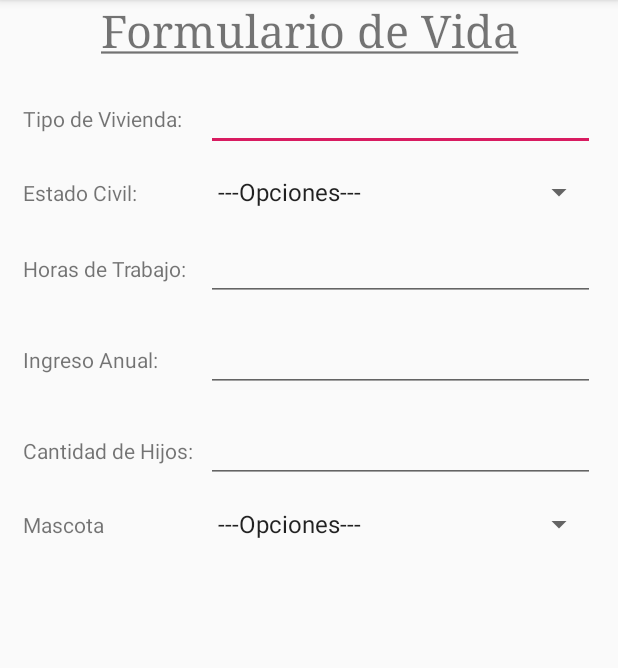
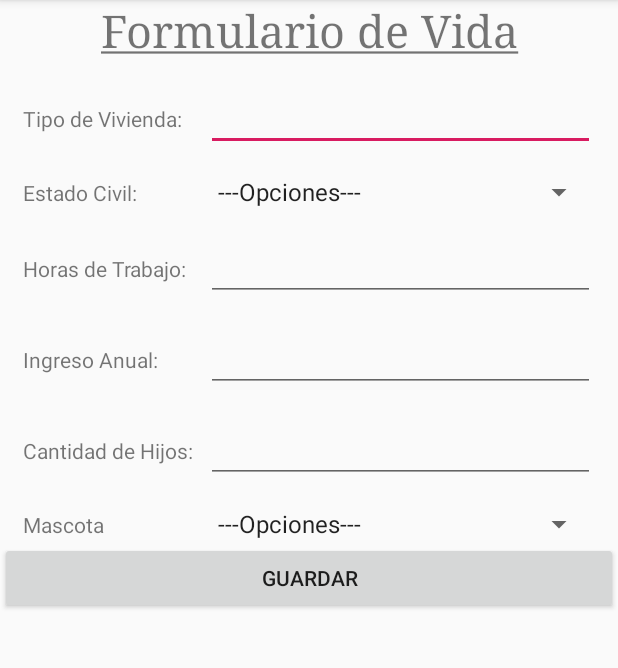
Before and after one commit to n1m0d0/opronquido, an Android app: the formularioinfovida screen opened directly, with no data from a screen before it, on a phone screen of 412 x 824 dp, the part 84-752 px from its top. Run offline under Robolectric (Android 15) with nearby library versions, the phone set to English and light mode, and no system bars; 1 statement that could not run was skipped.

Commit message:
fucion y correciones

```diff
--- a/app/src/main/java/ajatic/com/snoreop/formularioinfovida.java
+++ b/app/src/main/java/ajatic/com/snoreop/formularioinfovida.java
@@ -1,32 +1,99 @@
 package ajatic.com.snoreop;
 
+import android.content.Intent;
 import android.support.v7.app.AppCompatActivity;
 import android.os.Bundle;
+import android.view.Gravity;
+import android.view.View;
+import android.widget.AdapterView;
 import android.widget.ArrayAdapter;
+import android.widget.Button;
+import android.widget.EditText;
 import android.widget.Spinner;
+import android.widget.Toast;
 
 public class formularioinfovida extends AppCompatActivity {
 
     Spinner spConvivencia,spMascota;
+    EditText etVivienda, etHorasTrabajo, etIngresoAnual, etHijos;
+    Button btnGuardarVida;
     String conviencia [] = {"---Opciones---","Soltera(o)","Casada(o)","Divorciada(o)","Viuda(o)"};
     String mascota [] = {"---Opciones---","Si", "No"};
-
+    int positionConvivencia;
+    int positionMascota;
+    long idUsuario;
 
     @Override
     protected void onCreate(Bundle savedInstanceState) {
         super.onCreate(savedInstanceState);
         setContentView(R.layout.activity_formularioinfovida);
 
+        Bundle data = getIntent().getExtras();
+        idUsuario = data.getLong("idUsuario");
+
         spConvivencia = findViewById(R.id.spConvivencia);
         spMascota = findViewById(R.id.spMascota);
+        btnGuardarVida = findViewById(R.id.btnGuardarVida);
+        etVivienda = findViewById(R.id.etVivienda);
+        etHorasTrabajo = findViewById(R.id.etHorasTrabajo);
+        etIngresoAnual = findViewById(R.id.etIngresoAnual);
+        etHijos = findViewById(R.id.etHijos);
 
-
-        ArrayAdapter eCivil = new ArrayAdapter(this,android.R.layout.simple_spinner_item,conviencia);
+        final ArrayAdapter eCivil = new ArrayAdapter(this,android.R.layout.simple_spinner_item,conviencia);
         spConvivencia.setAdapter(eCivil);
 
         ArrayAdapter pet = new ArrayAdapter(this,android.R.layout.simple_spinner_item,mascota);
         spMascota.setAdapter(pet);
 
+        spConvivencia.setOnItemSelectedListener(new AdapterView.OnItemSelectedListener() {
+            @Override
+            public void onItemSelected(AdapterView<?> adapterView, View view, int i, long l) {
+                positionConvivencia = adapterView.getSelectedItemPosition();
+            }
+
+            @Override
+            public void onNothingSelected(AdapterView<?> adapterView) {
+
+            }
+        });
+
+        spMascota.setOnItemSelectedListener(new AdapterView.OnItemSelectedListener() {
+            @Override
+            public void onItemSelected(AdapterView<?> adapterView, View view, int i, long l) {
+                positionMascota = adapterView.getSelectedItemPosition();
+            }
+
+            @Override
+            public void onNothingSelected(AdapterView<?> adapterView) {
+
+            }
+        });
+
+        btnGuardarVida.setOnClickListener(new View.OnClickListener() {
+            @Override
+            public void onClick(View view) {
+
+                if(etVivienda.getText().toString().trim().equals("") || etHorasTrabajo.getText().toString().trim().equals("") || etIngresoAnual.getText().toString().trim().equals("") || etHijos.getText().toString().trim().equals("") || positionConvivencia ==0 || positionMascota == 0) {
+                    Toast msj = Toast.makeText(formularioinfovida.this, "Debe completar todos los datos", Toast.LENGTH_LONG);
+                    msj.setGravity(Gravity.CENTER, 0, 0);
+                    msj.show();
+                } else {
+                    bd conexion = new bd(formularioinfovida.this);
+                    try {
+                        conexion.abrir();
+                        conexion.registrar_vida(idUsuario, etVivienda.getText().toString().trim(), conviencia[positionConvivencia], etHorasTrabajo.getText().toString().trim(), etIngresoAnual.getText().toString().trim(), etHijos.getText().toString().trim(), mascota[positionMascota]);
+                        conexion.cerrar();
+                        Intent ir = new Intent(formularioinfovida.this, medica.class);
+                        ir.putExtra("idUsuario", idUsuario);
+                        startActivity(ir);
+                        finish();
+                    } catch (Exception e) {
+                        e.printStackTrace();
+                    }
+                }
+
+            }
+        });
 
     }
 }
--- a/app/src/main/res/layout/activity_configuracion.xml
+++ b/app/src/main/res/layout/activity_configuracion.xml
@@ -60,6 +60,11 @@
             android:layout_height="wrap_content"
             android:text="@string/confsiguiente"
             android:id="@+id/btnSiguiente"/>
+        <Button
+            android:layout_width="match_parent"
+            android:layout_height="wrap_content"
+            android:text="@string/confregistrate"
+            android:id="@+id/btnRegistrate"/>
     </LinearLayout>
 
 </LinearLayout>
--- a/app/src/main/res/layout/activity_formularioinfovida.xml
+++ b/app/src/main/res/layout/activity_formularioinfovida.xml
@@ -19,10 +19,10 @@
             <TextView
                 android:layout_width="match_parent"
                 android:layout_height="wrap_content"
+                android:gravity="center"
                 android:text="@string/Titulo_formulario_vida"
-                android:gravity="center"
+                android:textSize="@dimen/tamanho_titulo"
                 android:typeface="serif"
-                android:textSize="@dimen/tamanho_titulo"
 
                 />
 
@@ -30,17 +30,16 @@
             <LinearLayout
                 android:layout_width="match_parent"
                 android:layout_height="wrap_content"
+                android:layout_marginTop="@dimen/distancia"
                 android:orientation="horizontal"
-                android:weightSum="12"
-                android:layout_marginTop="@dimen/distancia"
-                 >
+                android:weightSum="12">
 
                 <TextView
                     android:layout_width="match_parent"
                     android:layout_height="wrap_content"
+                    android:layout_marginLeft="@dimen/margenTexto"
                     android:layout_weight="8"
                     android:text="@string/Tipo_Vivienda"
-                        android:layout_marginLeft="@dimen/margenTexto"
 
                     />
 
@@ -48,36 +47,32 @@
                     android:id="@+id/etVivienda"
                     android:layout_width="match_parent"
                     android:layout_height="wrap_content"
-                        android:layout_weight="4"
                     android:layout_marginRight="@dimen/margenderecho"
-                        />
+                    android:layout_weight="4" />
             </LinearLayout>
 
             <!--Estado Civil-->
             <LinearLayout
                 android:layout_width="match_parent"
                 android:layout_height="wrap_content"
+                android:layout_marginTop="@dimen/distancia"
                 android:orientation="horizontal"
-                android:weightSum="12"
-                android:layout_marginTop="@dimen/distancia"
-                >
+                android:weightSum="12">
 
                 <TextView
                     android:layout_width="match_parent"
                     android:layout_height="wrap_content"
+                    android:layout_marginLeft="@dimen/margenTexto"
                     android:layout_weight="8"
-                    android:text="@string/Tipo_Convivencia"
-                    android:layout_marginLeft="@dimen/margenTexto"
-                    />
+                    android:text="@string/Tipo_Convivencia" />
 
                 <Spinner
                     android:id="@+id/spConvivencia"
                     android:layout_width="match_parent"
                     android:layout_height="wrap_content"
+                    android:layout_marginRight="@dimen/margenderecho"
                     android:layout_weight="4"
-                    android:layout_marginRight="@dimen/margenderecho"
-                    android:spinnerMode="dropdown"
-                    />
+                    android:spinnerMode="dropdown" />
 
             </LinearLayout>
 
@@ -85,81 +80,72 @@
             <LinearLayout
                 android:layout_width="match_parent"
                 android:layout_height="wrap_content"
+                android:layout_marginTop="@dimen/distancia"
                 android:orientation="horizontal"
-                android:weightSum="12"
-                android:layout_marginTop="@dimen/distancia"
-                >
+                android:weightSum="12">
 
                 <TextView
                     android:layout_width="match_parent"
                     android:layout_height="wrap_content"
+                    android:layout_marginLeft="@dimen/margenTexto"
                     android:layout_weight="8"
-                    android:text="@string/Horas_Trabajo"
-                    android:layout_marginLeft="@dimen/margenTexto"
-                    />
+                    android:text="@string/Horas_Trabajo" />
 
                 <EditText
                     android:id="@+id/etHorasTrabajo"
                     android:layout_width="match_parent"
                     android:layout_height="wrap_content"
+                    android:layout_marginRight="@dimen/margenderecho"
                     android:layout_weight="4"
-                    android:inputType="number"
-                    android:layout_marginRight="@dimen/margenderecho"
-                    />
+                    android:inputType="number" />
             </LinearLayout>
 
             <!--Ingreso Anual-->
             <LinearLayout
                 android:layout_width="match_parent"
                 android:layout_height="wrap_content"
+                android:layout_marginTop="@dimen/distancia"
                 android:orientation="horizontal"
-                android:weightSum="12"
-                android:layout_marginTop="@dimen/distancia"
-                >
+                android:weightSum="12">
 
                 <TextView
                     android:layout_width="match_parent"
                     android:layout_height="wrap_content"
+                    android:layout_marginLeft="@dimen/margenTexto"
                     android:layout_weight="8"
-                    android:text="@string/Ingreso_anual"
-                    android:layout_marginLeft="@dimen/margenTexto"
-                    />
+                    android:text="@string/Ingreso_anual" />
 
                 <EditText
                     android:id="@+id/etIngresoAnual"
                     android:layout_width="match_parent"
                     android:layout_height="wrap_content"
+                    android:layout_marginRight="@dimen/margenderecho"
                     android:layout_weight="4"
-                    android:inputType="numberDecimal"
-                    android:layout_marginRight="@dimen/margenderecho"
-                    />
+                    android:inputType="numberDecimal" />
             </LinearLayout>
 
             <!--Número de Hijos-->
             <LinearLayout
                 android:layout_width="match_parent"
                 android:layout_height="wrap_content"
+                android:layout_marginTop="@dimen/distancia"
                 android:orientation="horizontal"
-                android:weightSum="12"
-                android:layout_marginTop="@dimen/distancia"
-                >
+                android:weightSum="12">
 
                 <TextView
                     android:layout_width="match_parent"
                     android:layout_height="wrap_content"
+                    android:layout_marginLeft="@dimen/margenTexto"
                     android:layout_weight="8"
-                    android:text="@string/Hijos"
-                    android:layout_marginLeft="@dimen/margenTexto"
-                    />
+                    android:text="@string/Hijos" />
 
                 <EditText
                     android:id="@+id/etHijos"
                     android:layout_width="match_parent"
                     android:layout_height="wrap_content"
+                    android:layout_marginRight="@dimen/margenderecho"
                     android:layout_weight="4"
-                    android:inputType="number"
-                    android:layout_marginRight="@dimen/margenderecho"
-                    />
+                    android:inputType="number" />
             </LinearLayout>
 
 
@@ -167,31 +153,34 @@
             <LinearLayout
                 android:layout_width="match_parent"
                 android:layout_height="wrap_content"
+                android:layout_marginTop="@dimen/distancia"
                 android:orientation="horizontal"
-                android:weightSum="12"
-                android:layout_marginTop="@dimen/distancia"
-                >
+                android:weightSum="12">
 
                 <TextView
                     android:layout_width="match_parent"
                     android:layout_height="wrap_content"
+                    android:layout_marginLeft="@dimen/margenTexto"
                     android:layout_weight="8"
-                    android:text="Mascota"
-                    android:layout_marginLeft="@dimen/margenTexto"
-                    />
+                    android:text="Mascota" />
 
                 <Spinner
                     android:id="@+id/spMascota"
                     android:layout_width="match_parent"
                     android:layout_height="wrap_content"
-                    android:layout_weight="4"
                     android:layout_marginRight="@dimen/margenderecho"
-                    />
+                    android:layout_weight="4" />
             </LinearLayout>
 
+            <Button
+                android:id="@+id/btnGuardarVida"
+                android:text="Guardar"
+                android:layout_width="match_parent"
+                android:layout_height="match_parent" />
 
 
-        </LinearLayout>>
+        </LinearLayout>
+
     </ScrollView>
 
 </LinearLayout>
--- a/app/src/main/res/values/strings.xml
+++ b/app/src/main/res/values/strings.xml
@@ -1,6 +1,7 @@
 <resources>
     <string name="app_name">SnoreOP</string>
     <string name="confsiguiente">siguiente</string>
+    <string name="confregistrate">registrate</string>
     <string name="confpromedio">promedio</string>
     <string name="confmedicion">medicion</string>
     <string name="logo">Logotipo de la Empresa.</string>
```
Also changed, not shown: app/src/main/AndroidManifest.xml (+5 -3 lines), app/src/main/java/ajatic/com/snoreop/Medicion.java (+5 -4 lines), app/src/main/java/ajatic/com/snoreop/configuracion.java (+24 -15 lines), app/src/main/java/ajatic/com/snoreop/formularioUsuario.java (+35 -1 lines), app/src/main/java/ajatic/com/snoreop/medica.java (+47 -0 lines), app/src/main/res/layout/activity_formulario_usuario.xml (+13 -1 lines), app/src/main/res/layout/activity_medica.xml (+6 -2 lines). Lines whose indentation alone changed are shown as unchanged.
